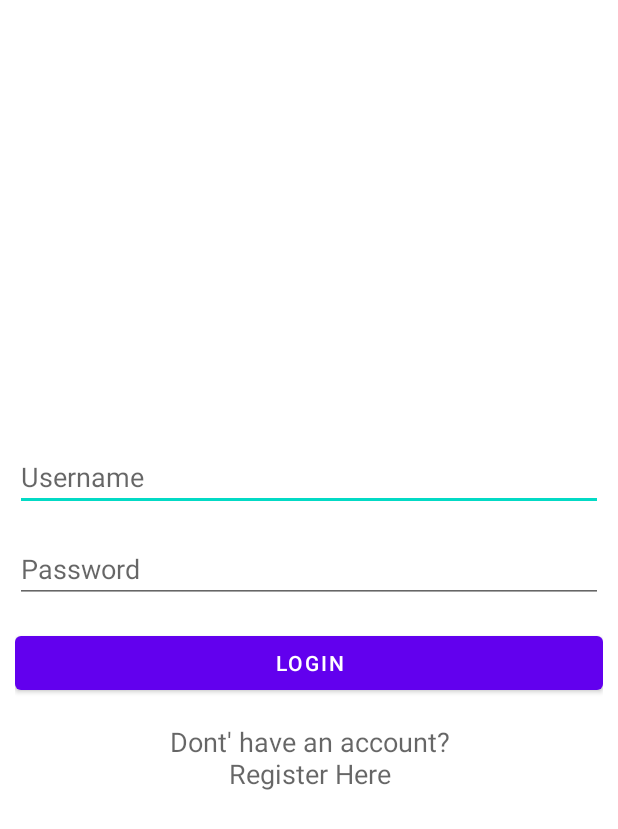
After one commit to haziqgeek/csc557_oct22, an Android app: the layout activity_login.xml on its own in the app's theme, with its tools: preview values and no code run, on a phone screen of 412 x 824 dp. The commit adds this screen. Shown: the top 829 px of the screen. Run offline under Robolectric (Android 15) with nearby library versions, the phone set to English and light mode, and no system bars.

Commit message:
MainActivity.java commit changes

```diff
--- a/app/build.gradle
+++ b/app/build.gradle
@@ -34,6 +34,9 @@ dependencies {
     implementation 'com.google.android.material:material:1.7.0'
     implementation 'androidx.constraintlayout:constraintlayout:2.1.4'
     testImplementation 'junit:junit:4.13.2'
+    implementation 'com.squareup.retrofit2:retrofit:2.1.0'
+    implementation 'com.squareup.retrofit2:converter-gson:2.1.0'
+    implementation 'com.google.code.gson:gson:2.6.1'
     androidTestImplementation 'androidx.test.ext:junit:1.1.4'
     androidTestImplementation 'androidx.test.espresso:espresso-core:3.5.0'
 }
--- /dev/null
+++ b/app/src/main/res/layout/activity_login.xml
@@ -0,0 +1,64 @@
+<?xml version="1.0" encoding="utf-8"?>
+<RelativeLayout xmlns:android="http://schemas.android.com/apk/res/android"
+    xmlns:app="http://schemas.android.com/apk/res-auto"
+    xmlns:tools="http://schemas.android.com/tools"
+    android:layout_width="match_parent"
+    android:layout_height="match_parent"
+    tools:context="com.example.csc557_oct22.LoginActivity">
+
+
+    <LinearLayout
+        android:layout_width="match_parent"
+        android:layout_height="wrap_content"
+        android:layout_centerVertical="true"
+        android:orientation="vertical"
+        android:padding="10dp">
+
+
+        <EditText
+            android:id="@+id/edtUsername"
+            android:layout_width="match_parent"
+            android:layout_height="wrap_content"
+            android:layout_marginBottom="8dp"
+            android:layout_marginTop="8dp"
+            android:hint="Username"
+            android:inputType="text" />
+
+        <EditText
+            android:id="@+id/edtPassword"
+            android:layout_width="match_parent"
+            android:layout_height="wrap_content"
+            android:layout_marginBottom="8dp"
+            android:layout_marginTop="8dp"
+            android:fontFamily="sans-serif"
+            android:hint="Password"
+            android:inputType="textPassword" />
+
+        <Button
+            android:id="@+id/btnLogin"
+            android:layout_width="match_parent"
+            android:layout_height="wrap_content"
+            android:layout_marginBottom="8dp"
+            android:layout_marginTop="8dp"
+            android:text="Login" />
+
+        <TextView
+            android:id="@+id/textViewRegister"
+            android:layout_width="match_parent"
+            android:layout_height="wrap_content"
+            android:layout_marginBottom="8dp"
+            android:layout_marginTop="8dp"
+            android:text="Dont' have an account?\nRegister Here"
+            android:textAlignment="center"
+            android:textAppearance="@style/Base.TextAppearance.AppCompat.Medium" />
+
+    </LinearLayout>
+
+    <ProgressBar
+        android:visibility="gone"
+        android:id="@+id/progressBar"
+        android:layout_width="wrap_content"
+        android:layout_height="wrap_content"
+        android:layout_centerHorizontal="true"
+        android:layout_centerVertical="true" />
+</RelativeLayout>
```
Also changed, not shown: app/src/main/AndroidManifest.xml (+21 -0 lines), app/src/main/java/com/example/csc557_oct22/ApproveRequest.java (added, +14 -0 lines), app/src/main/java/com/example/csc557_oct22/LoginActivity.java (added, +157 -0 lines), app/src/main/java/com/example/csc557_oct22/RequestAppointmentActivity.java (added, +14 -0 lines), app/src/main/java/com/example/csc557_oct22/ViewRequest.java (added, +14 -0 lines), app/src/main/java/com/example/csc557_oct22/model/Appointment.java (added, +70 -0 lines), app/src/main/java/com/example/csc557_oct22/model/Error.java (added, +31 -0 lines), app/src/main/java/com/example/csc557_oct22/model/ErrorResponse.java (added, +26 -0 lines), app/src/main/java/com/example/csc557_oct22/model/SharedPrefManager.java (added, +85 -0 lines), app/src/main/java/com/example/csc557_oct22/model/User.java (added, +89 -0 lines), app/src/main/java/com/example/csc557_oct22/remote/ApiUtils.java (added, +13 -0 lines), app/src/main/java/com/example/csc557_oct22/remote/RetrofitClient.java (added, +29 -0 lines), app/src/main/java/com/example/csc557_oct22/remote/UserService.java (added, +21 -0 lines), app/src/main/res/layout/activity_approve_request.xml (added, +9 -0 lines), 3 more files.
